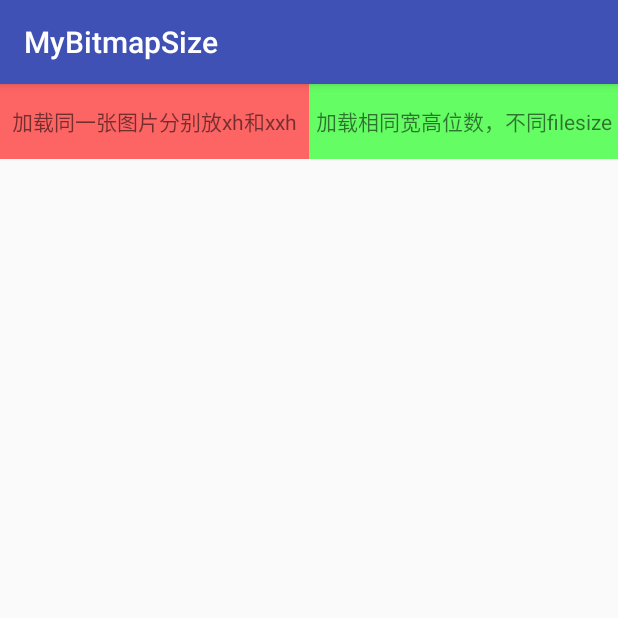
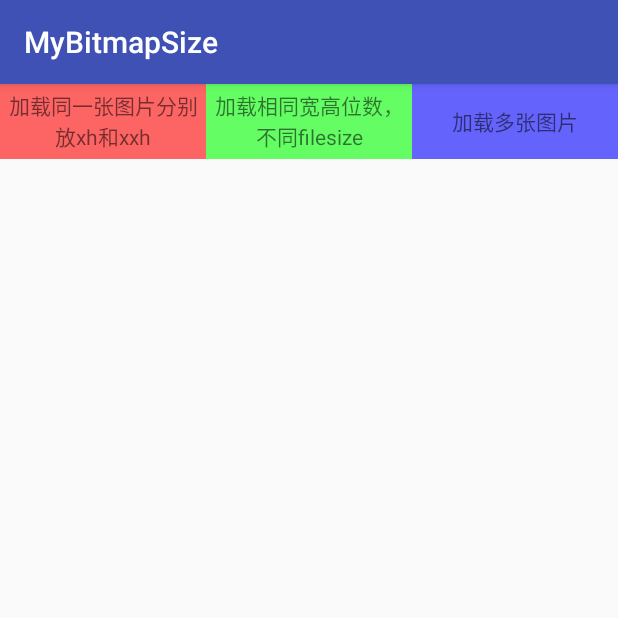
Before and after one commit to Ablexq/MyBitmapSize, an Android app: the screen it shows after launch (ThirdActivity), after a tap on "加载相同宽高位数，不同filesize", on a phone screen of 412 x 824 dp, the top half of it. Run offline under Robolectric (Android 15) with nearby library versions, the phone set to English and light mode, and no system bars; pictures from the network do not load.

Commit message:
资源文件加载优化

```diff
--- a/app/build.gradle
+++ b/app/build.gradle
@@ -30,5 +30,6 @@ dependencies {
     androidTestImplementation 'com.android.support.test.espresso:espresso-core:3.0.2'
 
     compile 'com.jakewharton:disklrucache:2.0.2'
+    compile 'com.github.bumptech.glide:glide:3.6.1'
 
 }
--- a/app/src/main/java/com/example/administrator/mybitmapsize/ThirdActivity.java
+++ b/app/src/main/java/com/example/administrator/mybitmapsize/ThirdActivity.java
@@ -1,18 +1,24 @@
 package com.example.administrator.mybitmapsize;
 
+import android.content.res.Resources;
 import android.graphics.Bitmap;
 import android.graphics.BitmapFactory;
 import android.os.Bundle;
 import android.support.annotation.Nullable;
 import android.support.v7.app.AppCompatActivity;
+import android.util.TypedValue;
 import android.view.View;
 import android.widget.ImageView;
 import android.widget.TextView;
 
+import com.bumptech.glide.Glide;
+import com.bumptech.glide.load.engine.DiskCacheStrategy;
 import com.example.administrator.mybitmapsize.util.BitmapUtils;
 
 
 public class ThirdActivity extends AppCompatActivity implements View.OnClickListener {
+
+    private ImageView imageView1;
 
     @Override
     protected void onCreate(@Nullable Bundle savedInstanceState) {
@@ -22,12 +28,20 @@ public class ThirdActivity extends AppCompatActivity implements View.OnClickList
         TextView textView1 = (TextView) this.findViewById(R.id.tv1_third);
         TextView textView2 = (TextView) this.findViewById(R.id.tv2_third);
         TextView textView3 = (TextView) this.findViewById(R.id.tv3_third);
-        ImageView imageView1 = (ImageView) this.findViewById(R.id.iv1_third);
+        imageView1 = (ImageView) this.findViewById(R.id.iv1_third);
 
         textView1.setOnClickListener(this);
         textView2.setOnClickListener(this);
         textView3.setOnClickListener(this);
 
+        Runtime runtime = Runtime.getRuntime();
+        long maxMemory = runtime.maxMemory();
+        long freeMemory = runtime.freeMemory();
+        long totalMemory = runtime.totalMemory();
+        System.out.println("maxMemory======================" + (maxMemory / 1024 / 1024) + " Mb");
+        System.out.println("freeMemory======================" + (freeMemory / 1024 / 1024) + " Mb");
+        System.out.println("totalMemory======================" + (totalMemory / 1024 / 1024) + " Mb");
+        System.out.println("已使用======================" + ((totalMemory - freeMemory) / 1024 / 1024) + " Mb");
     }
 
     @Override
@@ -64,6 +78,58 @@ public class ThirdActivity extends AppCompatActivity implements View.OnClickList
                 // 1242*1786*3/1024/1024=6.346M
             }
             break;
+
+            case R.id.tv3_third:
+                //setImageResource/setBackgroundResource/setImageBitmap/直接xml设置src/直接xml设置background：设置图片所占内存与设置的大小无关，且强制回收回收不掉
+                //xml直接设置比set方法所占内存少
+//setImageResource:占用内存如下：
+//                20dp*20dp 占用55.34MB
+//                200dp*200dp 占用55.39MB
+//                match_parent 占用56.1MB
+//                所以设置图片src占用内存与设置尺寸无关
+//setBackgroundResource:占用内存如下：
+//                20dp*20dp 占用56.33MB
+//                200dp*200dp 占用55.37MB
+//                match_parent 占用55.36MB
+//setImageBitmap:占用内存如下：
+//                20dp*20dp 占用55.35MB
+//                200dp*200dp 占用55.34MB
+//                match_parent 占用55.43MB
+//直接设置src：
+//                20dp*20dp 占用49.91MB
+//                200dp*200dp 占用49.95MB
+//                match_parent 占用49.89MB
+//直接设置background：
+//                20dp*20dp 占用49.79MB
+//                200dp*200dp 占用49.91MB
+//                match_parent 占用49.83MB
+//glide设置图片：
+//                20dp*20dp 占用49.89MB
+//                200dp*200dp 占用49.98MB
+//                match_parent 占用55.88MB
+            {
+//                imageView1.setImageResource(R.drawable.start_pic_xx);
+
+//                imageView1.setBackgroundResource(R.drawable.start_pic_xx);
+
+//                Bitmap bitmap = BitmapFactory.decodeResource(getResources(), R.drawable.start_pic_xx);
+//                imageView1.setImageBitmap(bitmap);
+
+                Glide.with(this)
+                        .load(R.drawable.start_pic_xx)
+                        .diskCacheStrategy(DiskCacheStrategy.NONE)
+                        .skipMemoryCache(true)
+                        .dontAnimate()
+                        .crossFade()
+//                        .override(((int) dp2px(200)), ((int) dp2px(200)))//相当于压缩图片，从像素（占用内存并未减少，不管20,200还是其他）
+                        .into(imageView1);
+            }
+            break;
         }
     }
+
+    private static float dp2px(float dp) {
+        Resources r = Resources.getSystem();
+        return TypedValue.applyDimension(TypedValue.COMPLEX_UNIT_DIP, dp, r.getDisplayMetrics());
+    }
 }
--- a/app/src/main/res/layout/activity_third.xml
+++ b/app/src/main/res/layout/activity_third.xml
@@ -27,10 +27,19 @@
             android:gravity="center"
             android:text="加载相同宽高位数，不同filesize" />
 
+        <TextView
+            android:id="@+id/tv3_third"
+            android:layout_width="0dp"
+            android:layout_height="match_parent"
+            android:layout_weight="1"
+            android:background="#990000ff"
+            android:gravity="center"
+            android:text="加载多张图片" />
+
     </LinearLayout>
 
     <ImageView
         android:id="@+id/iv1_third"
-        android:layout_width="wrap_content"
-        android:layout_height="wrap_content" />
+        android:layout_width="match_parent"
+        android:layout_height="match_parent" />
 </LinearLayout>
```
